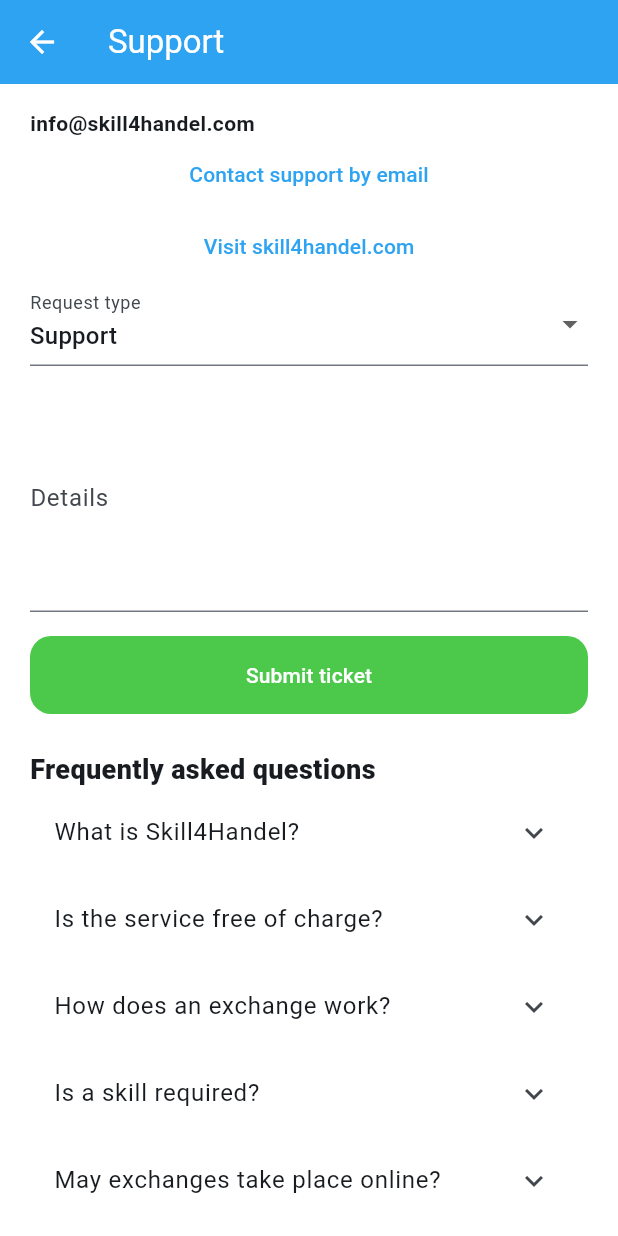
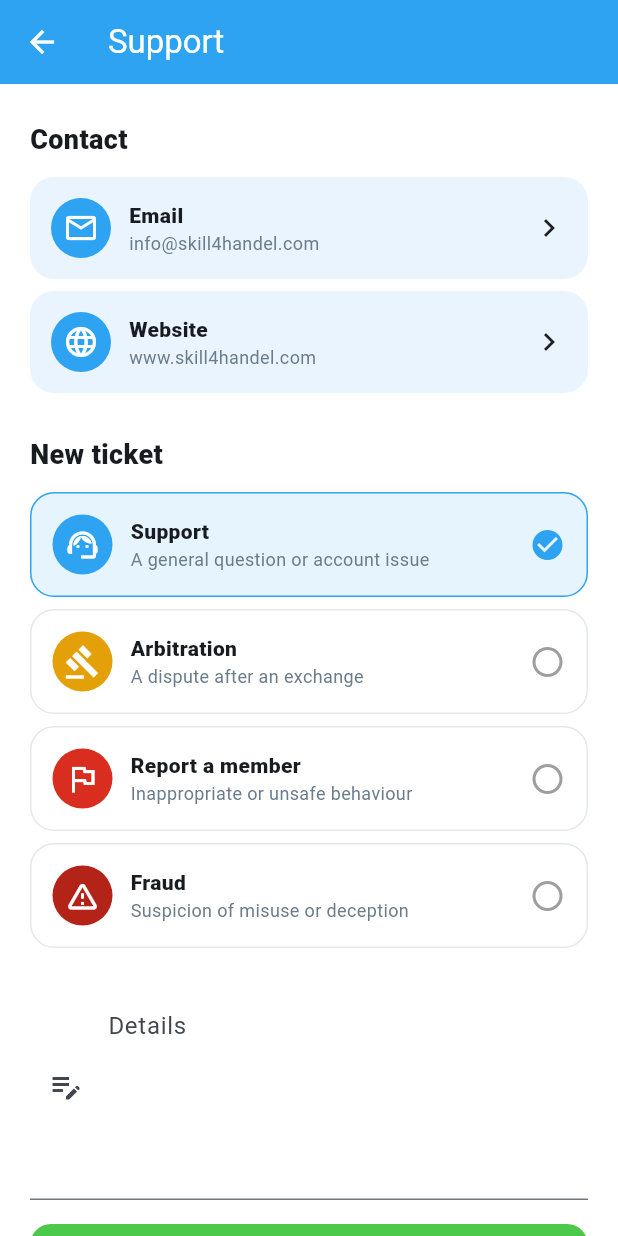
Before and after one commit to skill4handel-netizen/skill4handel-app, a Flutter app: the SupportScreen screen opened directly, on a phone screen of 412 x 824 dp. Run offline on Flutter 3.47's test engine with Material 3 defaults, Android fonts, the phone set to English and light mode, and no system bars; our stand-ins replace dio, flutter_secure_storage, image_picker; accounts and stored records are empty.

Commit message:
Support screen layout

```diff
--- a/lib/features/support/support_screen.dart
+++ b/lib/features/support/support_screen.dart
@@ -60,88 +60,176 @@
     }
   }
 
-  Widget faq(String title, String body) {
-    return ExpansionTile(
-      title: Text(title),
-      children: [
-        Padding(
-          padding: const EdgeInsets.fromLTRB(16, 0, 16, 12),
-          child: Text(body),
+  Future<void> openLink(String url) async {
+    try {
+      await launchUrl(Uri.parse(url), mode: LaunchMode.externalApplication);
+    } catch (_) {}
+  }
+
+  Widget sectionTitle(String title) {
+    return Padding(
+      padding: const EdgeInsets.only(bottom: 12, top: 8),
+      child: Text(title, style: const TextStyle(fontSize: 18, fontWeight: FontWeight.w800)),
+    );
+  }
+
+  Widget typeCard(String value, IconData icon, String title, String subtitle, Color color) {
+    final selected = type == value;
+    return InkWell(
+      onTap: () => setState(() => type = value),
+      child: Container(
+        width: double.infinity,
+        margin: const EdgeInsets.only(bottom: 8),
+        padding: const EdgeInsets.all(14),
+        decoration: BoxDecoration(
+          color: selected ? color.withValues(alpha: 0.12) : Colors.white,
+          borderRadius: BorderRadius.circular(16),
+          border: Border.all(color: selected ? color : const Color(0xFFE4E7EC)),
         ),
-      ],
+        child: Row(
+          children: [
+            CircleAvatar(backgroundColor: color, child: Icon(icon, color: Colors.white)),
+            const SizedBox(width: 12),
+            Expanded(
+              child: Column(
+                crossAxisAlignment: CrossAxisAlignment.start,
+                children: [
+                  Text(title, style: const TextStyle(fontWeight: FontWeight.w800)),
+                  Text(subtitle, style: const TextStyle(color: AppColors.muted, fontSize: 12)),
+                ],
+              ),
+            ),
+            Icon(selected ? Icons.check_circle : Icons.circle_outlined, color: selected ? color : Colors.grey),
+          ],
+        ),
+      ),
+    );
+  }
+
+  Widget contactCard(IconData icon, String title, String subtitle, VoidCallback onTap) {
+    return InkWell(
+      onTap: onTap,
+      child: Container(
+        padding: const EdgeInsets.all(14),
+        decoration: BoxDecoration(
+          color: const Color(0xFFEAF4FF),
+          borderRadius: BorderRadius.circular(16),
+        ),
+        child: Row(
+          children: [
+            CircleAvatar(backgroundColor: AppColors.blue, child: Icon(icon, color: Colors.white)),
+            const SizedBox(width: 12),
+            Expanded(
+              child: Column(
+                crossAxisAlignment: CrossAxisAlignment.start,
+                children: [
+                  Text(title, style: const TextStyle(fontWeight: FontWeight.w800)),
+                  Text(subtitle, style: const TextStyle(color: AppColors.muted, fontSize: 12)),
+                ],
+              ),
+            ),
+            const Icon(Icons.chevron_right),
+          ],
+        ),
+      ),
+    );
+  }
+
+  Widget faq(IconData icon, String title, String body) {
+    return Container(
+      margin: const EdgeInsets.only(bottom: 8),
+      decoration: BoxDecoration(
+        border: Border.all(color: const Color(0xFFE4E7EC)),
+        borderRadius: BorderRadius.circular(16),
+      ),
+      child: Theme(
+        data: Theme.of(context).copyWith(dividerColor: Colors.transparent),
+        child: ExpansionTile(
+          leading: CircleAvatar(
+            backgroundColor: AppColors.soft,
+            child: Icon(icon, color: AppColors.blue, size: 18),
+          ),
+          title: Text(title, style: const TextStyle(fontWeight: FontWeight.w700, fontSize: 14)),
+          children: [
+            Padding(
+              padding: const EdgeInsets.fromLTRB(16, 0, 16, 14),
+              child: Text(body, style: const TextStyle(color: AppColors.muted)),
+            ),
+          ],
+        ),
+      ),
     );
   }
 
   @override
   Widget build(BuildContext context) {
+    final reported = widget.initialOtherName ?? '';
     return Scaffold(
       appBar: AppBar(
-        title: Text(type == 'report' ? 'Submit a report' : 'Support'),
+        title: Text(type == 'report' ? 'Report' : 'Support'),
         automaticallyImplyLeading: Navigator.canPop(context),
       ),
       body: ListView(
-        padding: const EdgeInsets.fromLTRB(20, 16, 20, 24),
+        padding: const EdgeInsets.fromLTRB(20, 16, 20, 40),
         children: [
-          const Text('info@skill4handel.com', style: TextStyle(fontWeight: FontWeight.w700)),
-          TextButton(
-            onPressed: () async {
-              try {
-                await launchUrl(Uri.parse('mailto:info@skill4handel.com'));
-              } catch (_) {}
-            },
-            child: const Text('Contact support by email'),
-          ),
-          TextButton(
-            onPressed: () async {
-              try {
-                await launchUrl(Uri.parse('https://www.skill4handel.com'), mode: LaunchMode.externalApplication);
-              } catch (_) {}
-            },
-            child: const Text('Visit skill4handel.com'),
-          ),
-          if ((widget.initialOtherName ?? '').isNotEmpty)
-            Padding(
-              padding: const EdgeInsets.only(bottom: 12),
-              child: Text('Subject: ${widget.initialOtherName}', style: const TextStyle(color: AppColors.muted)),
+          sectionTitle('Contact'),
+          contactCard(Icons.email_outlined, 'Email', 'info@skill4handel.com', () => openLink('mailto:info@skill4handel.com')),
+          const SizedBox(height: 8),
+          contactCard(Icons.language, 'Website', 'www.skill4handel.com', () => openLink('https://www.skill4handel.com')),
+          const SizedBox(height: 20),
+          sectionTitle('New ticket'),
+          if (reported.isNotEmpty)
+            Container(
+              width: double.infinity,
+              margin: const EdgeInsets.only(bottom: 12),
+              padding: const EdgeInsets.all(12),
+              decoration: BoxDecoration(color: const Color(0xFFFFF4D6), borderRadius: BorderRadius.circular(14)),
+              child: Text('Member: $reported', style: const TextStyle(fontWeight: FontWeight.w700)),
             ),
-          DropdownButtonFormField<String>(
-            initialValue: type,
-            decoration: const InputDecoration(labelText: 'Request type'),
-            items: const [
-              DropdownMenuItem(value: 'support', child: Text('Support')),
-              DropdownMenuItem(value: 'arbitration', child: Text('Arbitration')),
-              DropdownMenuItem(value: 'report', child: Text('Report a member')),
-              DropdownMenuItem(value: 'fraud', child: Text('Fraud')),
-            ],
-            onChanged: (value) => setState(() => type = value ?? 'support'),
-          ),
-          const SizedBox(height: 12),
+          typeCard('support', Icons.support_agent, 'Support', 'A general question or account issue', AppColors.blue),
+          typeCard('arbitration', Icons.gavel, 'Arbitration', 'A dispute after an exchange', const Color(0xFFE3A008)),
+          typeCard('report', Icons.flag_outlined, 'Report a member', 'Inappropriate or unsafe behaviour', const Color(0xFFD92D20)),
+          typeCard('fraud', Icons.warning_amber_rounded, 'Fraud', 'Suspicion of misuse or deception', const Color(0xFFB42318)),
+          const SizedBox(height: 8),
           TextField(
             controller: text,
             maxLines: 5,
-            decoration: const InputDecoration(labelText: 'Details'),
+            decoration: const InputDecoration(
+              labelText: 'Details',
+              alignLabelWithHint: true,
+              prefixIcon: Icon(Icons.edit_note),
+            ),
           ),
           const SizedBox(height: 16),
           SizedBox(
             height: 52,
-            child: ElevatedButton(
+            child: ElevatedButton.icon(
               onPressed: sending ? null : sendTicket,
               style: AppTheme.solid(AppColors.green),
-              child: Text(sending ? 'Submitting...' : 'Submit ticket', style: const TextStyle(color: Colors.white)),
+              icon: const Icon(Icons.send, color: Colors.white),
+              label: Text(sending ? 'Submitting…' : 'Submit ticket', style: const TextStyle(color: Colors.white)),
             ),
           ),
           const SizedBox(height: 24),
-          const Text('Frequently asked questions', style: TextStyle(fontSize: 18, fontWeight: FontWeight.w800)),
-          faq('What is Skill4Handel?', 'Skill4Handel is a platform for exchanging skills and practical assistance without direct payment between members.'),
-          faq('Is the service free of charge?', 'Registration is free of charge. Core skill exchanges do not require cash between members. S4H tokens may be used when a direct exchange is not possible.'),
-          faq('How does an exchange work?', 'Members record the skills they can provide and the skills they require, send an offer, agree on the terms, complete the session, and submit a review.'),
-          faq('Is a skill required?', 'Yes. Participation is based on giving and receiving skills, including language, practical assistance, study support, or volunteer work.'),
-          faq('May exchanges take place online?', 'Yes. Members may select an online or in-person meeting when submitting an offer.'),
-          faq('Who may use the application?', 'The service is available to users aged 16 and over. Members are advised to review profiles and meet in a safe location.'),
-          faq('What activity is prohibited?', 'Sexual services, pornography, violence, weapons, illegal drugs, fraud, theft and other unlawful activity are prohibited and will result in account suspension.'),
-          faq('Who is responsible for quality?', 'The two parties to the exchange are responsible for the quality of the work. Skill4Handel provides matching services only and is not the service provider.'),
-          faq('When may an offer be cancelled?', 'An accepted offer may be cancelled up to 24 hours before the agreed date and time. A pending offer with no response is cancelled after 24 hours.'),
-          faq('How may arbitration be requested?', 'Select Arbitration, describe the matter, and submit the ticket. Correspondence may also be sent to info@skill4handel.com.'),
+          sectionTitle('Frequently asked questions'),
+          faq(Icons.info_outline, 'What is Skill4Handel?',
+              'Skill4Handel is a platform for exchanging skills and practical assistance without cash payment between members.'),
+          faq(Icons.payments_outlined, 'Is the service free of charge?',
+              'Registration is free of charge. Core skill exchanges do not require cash. S4H tokens may be used when a direct exchange is not possible.'),
+          faq(Icons.swap_horiz, 'How does an exchange work?',
+              'Members record the skills they can provide, send an offer, agree on the terms, complete the session, and submit a review.'),
+          faq(Icons.videocam_outlined, 'May exchanges take place online?',
+              'Yes. Members may select an online or in-person meeting when submitting an offer.'),
+          faq(Icons.badge_outlined, 'Who may use the application?',
+              'The service is available to users aged 18 and over. Members are advised to review profiles and meet in a safe location.'),
+          faq(Icons.block, 'What activity is prohibited?',
+              'Sexual services, pornography, violence, weapons, illegal drugs, fraud, theft and other unlawful activity are prohibited.'),
+          faq(Icons.verified_user_outlined, 'Who is responsible for quality?',
+              'The two parties to the exchange are responsible for the quality of the work. Skill4Handel provides matching only.'),
+          faq(Icons.event_busy, 'When may an offer be cancelled?',
+              'A pending offer with no response is cancelled after 24 hours. An accepted offer may be cancelled until 24 hours before the agreed time.'),
+          faq(Icons.gavel, 'How may arbitration be requested?',
+              'Select Arbitration, describe the matter, and submit the ticket. Correspondence may also be sent to info@skill4handel.com.'),
         ],
       ),
     );
```
